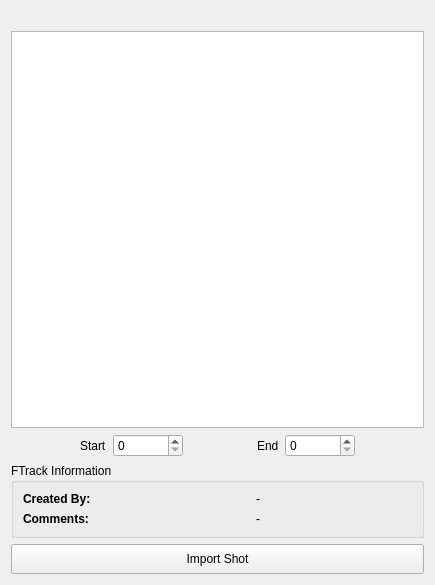
Qt form general/python/ccgeneral/shot/load_shot_ui.ui (mrmcdog23/controlChaos) before a commit.
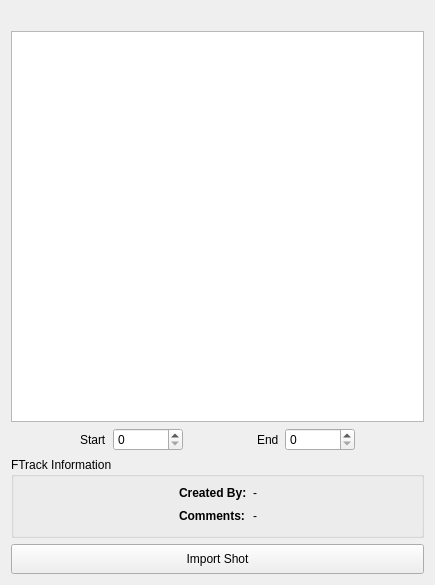
The same form after that commit.

Commit message: shot loader for maya

What changed in the file:
```diff
--- a/general/python/ccgeneral/shot/load_shot_ui.ui
+++ b/general/python/ccgeneral/shot/load_shot_ui.ui
@@ -127,7 +127,17 @@
      <layout class="QGridLayout" name="gridLayout_4">
       <item row="0" column="0">
        <layout class="QGridLayout" name="gridLayout_5">
-        <item row="0" column="0">
+        <item row="0" column="2">
+         <widget class="QLabel" name="txt_created_by">
+          <property name="text">
+           <string>-</string>
+          </property>
+          <property name="alignment">
+           <set>Qt::AlignCenter</set>
+          </property>
+         </widget>
+        </item>
+        <item row="0" column="1">
          <widget class="QLabel" name="lbl_created_by">
           <property name="maximumSize">
            <size>
@@ -146,17 +156,7 @@
           </property>
          </widget>
         </item>
-        <item row="0" column="1">
-         <widget class="QLabel" name="txt_created_by">
-          <property name="text">
-           <string>-</string>
-          </property>
-          <property name="alignment">
-           <set>Qt::AlignCenter</set>
-          </property>
-         </widget>
-        </item>
-        <item row="1" column="0">
+        <item row="1" column="1">
          <widget class="QLabel" name="lbl_comments">
           <property name="maximumSize">
            <size>
@@ -175,7 +175,7 @@
           </property>
          </widget>
         </item>
-        <item row="1" column="1">
+        <item row="1" column="2">
          <widget class="QLabel" name="txt_comments_by">
           <property name="text">
            <string>-</string>
@@ -185,6 +185,32 @@
           </property>
          </widget>
         </item>
+        <item row="1" column="0">
+         <spacer name="horizontalSpacer">
+          <property name="orientation">
+           <enum>Qt::Horizontal</enum>
+          </property>
+          <property name="sizeHint" stdset="0">
+           <size>
+            <width>40</width>
+            <height>20</height>
+           </size>
+          </property>
+         </spacer>
+        </item>
+        <item row="1" column="3">
+         <spacer name="horizontalSpacer_2">
+          <property name="orientation">
+           <enum>Qt::Horizontal</enum>
+          </property>
+          <property name="sizeHint" stdset="0">
+           <size>
+            <width>40</width>
+            <height>20</height>
+           </size>
+          </property>
+         </spacer>
+        </item>
        </layout>
       </item>
      </layout>
```
The commit also changes 11 other files.
